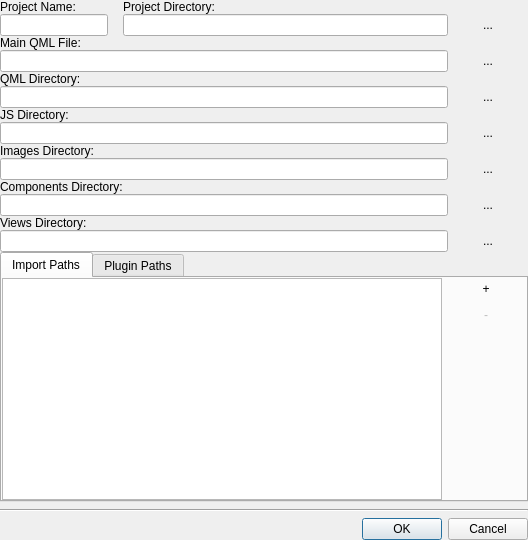
This is ui/projectpropertiesdialog.ui in maxavadallat/maxdesigner as Qt 5 draws it before an edit. The edited form follows.
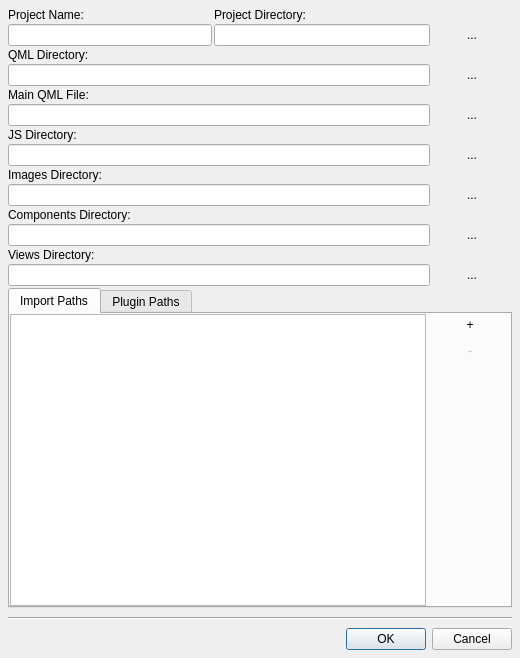
This is the edited form.

The edit to the form file:
```diff
--- a/ui/projectpropertiesdialog.ui
+++ b/ui/projectpropertiesdialog.ui
@@ -6,8 +6,8 @@
    <rect>
     <x>0</x>
     <y>0</y>
-    <width>528</width>
-    <height>540</height>
+    <width>520</width>
+    <height>658</height>
    </rect>
   </property>
   <property name="sizePolicy">
@@ -18,8 +18,8 @@
   </property>
   <property name="minimumSize">
    <size>
-    <width>528</width>
-    <height>540</height>
+    <width>520</width>
+    <height>658</height>
    </size>
   </property>
   <property name="windowTitle">
@@ -27,19 +27,19 @@
   </property>
   <layout class="QGridLayout" name="gridLayout">
    <property name="leftMargin">
-    <number>0</number>
+    <number>8</number>
    </property>
    <property name="topMargin">
-    <number>0</number>
+    <number>8</number>
    </property>
    <property name="rightMargin">
-    <number>0</number>
+    <number>8</number>
    </property>
    <property name="bottomMargin">
-    <number>0</number>
+    <number>8</number>
    </property>
    <property name="spacing">
-    <number>0</number>
+    <number>2</number>
    </property>
    <item row="0" column="0">
     <widget class="QLabel" name="label">
@@ -70,14 +70,16 @@
    <item row="1" column="0">
     <widget class="QLineEdit" name="projectNameEdit">
      <property name="sizePolicy">
-      <sizepolicy hsizetype="Fixed" vsizetype="Fixed">
+      <sizepolicy hsizetype="MinimumExpanding" vsizetype="Fixed">
        <horstretch>0</horstretch>
        <verstretch>0</verstretch>
       </sizepolicy>
      </property>
     </widget>
    </item>
-   <item row="1" column="1">
+   <item row="1" column="1" colspan="2">
+    <layout class="QHBoxLayout" name="projectDirLayout">
+     <item>
     <widget class="QLineEdit" name="projectDirEdit">
      <property name="sizePolicy">
       <sizepolicy hsizetype="MinimumExpanding" vsizetype="Fixed">
@@ -87,7 +89,7 @@
      </property>
     </widget>
    </item>
-   <item row="1" column="2">
+     <item>
     <widget class="QPushButton" name="projectDirBrowseButton">
      <property name="text">
       <string>...</string>
@@ -97,28 +99,10 @@
      </property>
     </widget>
    </item>
+    </layout>
+   </item>
    <item row="2" column="0">
-    <widget class="QLabel" name="label_9">
-     <property name="text">
-      <string>Main QML File:</string>
-     </property>
-    </widget>
-   </item>
-   <item row="3" column="0" colspan="2">
-    <widget class="QLineEdit" name="mainQmlFileEdit"/>
-   </item>
-   <item row="3" column="2">
-    <widget class="QPushButton" name="qmlFileBrowseButton">
-     <property name="text">
-      <string>...</string>
-     </property>
-     <property name="flat">
-      <bool>true</bool>
-     </property>
-    </widget>
-   </item>
-   <item row="4" column="0">
-    <widget class="QLabel" name="label_3">
+    <widget class="QLabel" name="qmlDirLabel">
      <property name="sizePolicy">
       <sizepolicy hsizetype="Preferred" vsizetype="Fixed">
        <horstretch>0</horstretch>
@@ -130,10 +114,19 @@
      </property>
     </widget>
    </item>
-   <item row="5" column="0" colspan="2">
-    <widget class="QLineEdit" name="qmlDirEdit"/>
-   </item>
-   <item row="5" column="2">
+   <item row="3" column="0" colspan="3">
+    <layout class="QHBoxLayout" name="qmlDirLayout">
+     <item>
+      <widget class="QLineEdit" name="qmlDirEdit">
+       <property name="sizePolicy">
+        <sizepolicy hsizetype="MinimumExpanding" vsizetype="Fixed">
+         <horstretch>0</horstretch>
+         <verstretch>0</verstretch>
+        </sizepolicy>
+       </property>
+      </widget>
+     </item>
+     <item>
     <widget class="QPushButton" name="qmlDirBrowseButton">
      <property name="text">
       <string>...</string>
@@ -143,6 +136,39 @@
      </property>
     </widget>
    </item>
+    </layout>
+   </item>
+   <item row="4" column="0">
+    <widget class="QLabel" name="mainQMLFileLabel">
+     <property name="text">
+      <string>Main QML File:</string>
+     </property>
+    </widget>
+   </item>
+   <item row="5" column="0" colspan="3">
+    <layout class="QHBoxLayout" name="mainQMLFileLayout">
+     <item>
+      <widget class="QLineEdit" name="mainQmlFileEdit">
+       <property name="sizePolicy">
+        <sizepolicy hsizetype="MinimumExpanding" vsizetype="Fixed">
+         <horstretch>0</horstretch>
+         <verstretch>0</verstretch>
+        </sizepolicy>
+       </property>
+      </widget>
+     </item>
+     <item>
+      <widget class="QPushButton" name="qmlFileBrowseButton">
+       <property name="text">
+        <string>...</string>
+       </property>
+       <property name="flat">
+        <bool>true</bool>
+       </property>
+      </widget>
+     </item>
+    </layout>
+   </item>
    <item row="6" column="0">
     <widget class="QLabel" name="label_4">
      <property name="sizePolicy">
@@ -156,10 +182,19 @@
      </property>
     </widget>
    </item>
-   <item row="7" column="0" colspan="2">
-    <widget class="QLineEdit" name="jsDirEdit"/>
-   </item>
-   <item row="7" column="2">
+   <item row="7" column="0" colspan="3">
+    <layout class="QHBoxLayout" name="jsDirLayout">
+     <item>
+      <widget class="QLineEdit" name="jsDirEdit">
+       <property name="sizePolicy">
+        <sizepolicy hsizetype="MinimumExpanding" vsizetype="Fixed">
+         <horstretch>0</horstretch>
+         <verstretch>0</verstretch>
+        </sizepolicy>
+       </property>
+      </widget>
+     </item>
+     <item>
     <widget class="QPushButton" name="jsDirBrowseButton">
      <property name="text">
       <string>...</string>
@@ -169,6 +204,8 @@
      </property>
     </widget>
    </item>
+    </layout>
+   </item>
    <item row="8" column="0">
     <widget class="QLabel" name="label_5">
      <property name="sizePolicy">
@@ -182,10 +219,19 @@
      </property>
     </widget>
    </item>
-   <item row="9" column="0" colspan="2">
-    <widget class="QLineEdit" name="imagesDirEdit"/>
-   </item>
-   <item row="9" column="2">
+   <item row="9" column="0" colspan="3">
+    <layout class="QHBoxLayout" name="imagesDirLayout">
+     <item>
+      <widget class="QLineEdit" name="imagesDirEdit">
+       <property name="sizePolicy">
+        <sizepolicy hsizetype="MinimumExpanding" vsizetype="Fixed">
+         <horstretch>0</horstretch>
+         <verstretch>0</verstretch>
+        </sizepolicy>
+       </property>
+      </widget>
+     </item>
+     <item>
     <widget class="QPushButton" name="imagesDirBrowseButton">
      <property name="text">
       <string>...</string>
@@ -195,6 +241,8 @@
      </property>
     </widget>
    </item>
+    </layout>
+   </item>
    <item row="10" column="0">
     <widget class="QLabel" name="label_7">
      <property name="sizePolicy">
@@ -208,10 +256,19 @@
      </property>
     </widget>
    </item>
-   <item row="11" column="0" colspan="2">
-    <widget class="QLineEdit" name="componentsDirEdit"/>
-   </item>
-   <item row="11" column="2">
+   <item row="11" column="0" colspan="3">
+    <layout class="QHBoxLayout" name="componentsDirLayout">
+     <item>
+      <widget class="QLineEdit" name="componentsDirEdit">
+       <property name="sizePolicy">
+        <sizepolicy hsizetype="MinimumExpanding" vsizetype="Fixed">
+         <horstretch>0</horstretch>
+         <verstretch>0</verstretch>
+        </sizepolicy>
+       </property>
+      </widget>
+     </item>
+     <item>
     <widget class="QPushButton" name="componentsDirBrowseButton">
      <property name="text">
       <string>...</string>
@@ -221,6 +278,8 @@
      </property>
     </widget>
    </item>
+    </layout>
+   </item>
    <item row="12" column="0">
     <widget class="QLabel" name="label_8">
      <property name="sizePolicy">
@@ -234,10 +293,19 @@
      </property>
     </widget>
    </item>
-   <item row="13" column="0" colspan="2">
-    <widget class="QLineEdit" name="viewsDirEdit"/>
-   </item>
-   <item row="13" column="2">
+   <item row="13" column="0" colspan="3">
+    <layout class="QHBoxLayout" name="viewsDirLayout">
+     <item>
+      <widget class="QLineEdit" name="viewsDirEdit">
+       <property name="sizePolicy">
+        <sizepolicy hsizetype="MinimumExpanding" vsizetype="Fixed">
+         <horstretch>0</horstretch>
+         <verstretch>0</verstretch>
+        </sizepolicy>
+       </property>
+      </widget>
+     </item>
+     <item>
     <widget class="QPushButton" name="viewsDirBrowseButton">
      <property name="text">
       <string>...</string>
@@ -247,6 +315,8 @@
      </property>
     </widget>
    </item>
+    </layout>
+   </item>
    <item row="14" column="0" colspan="3">
     <widget class="QTabWidget" name="tabWidget">
      <property name="sizePolicy">
@@ -464,7 +534,7 @@
      </property>
     </widget>
    </item>
-   <item row="16" column="0" colspan="3">
+   <item row="16" column="2">
     <widget class="QDialogButtonBox" name="buttonBox">
      <property name="orientation">
       <enum>Qt::Horizontal</enum>
```
Left out of the diff: 36 changed lines with no effect on the pictures. Lines whose indentation alone changed are shown as unchanged.
